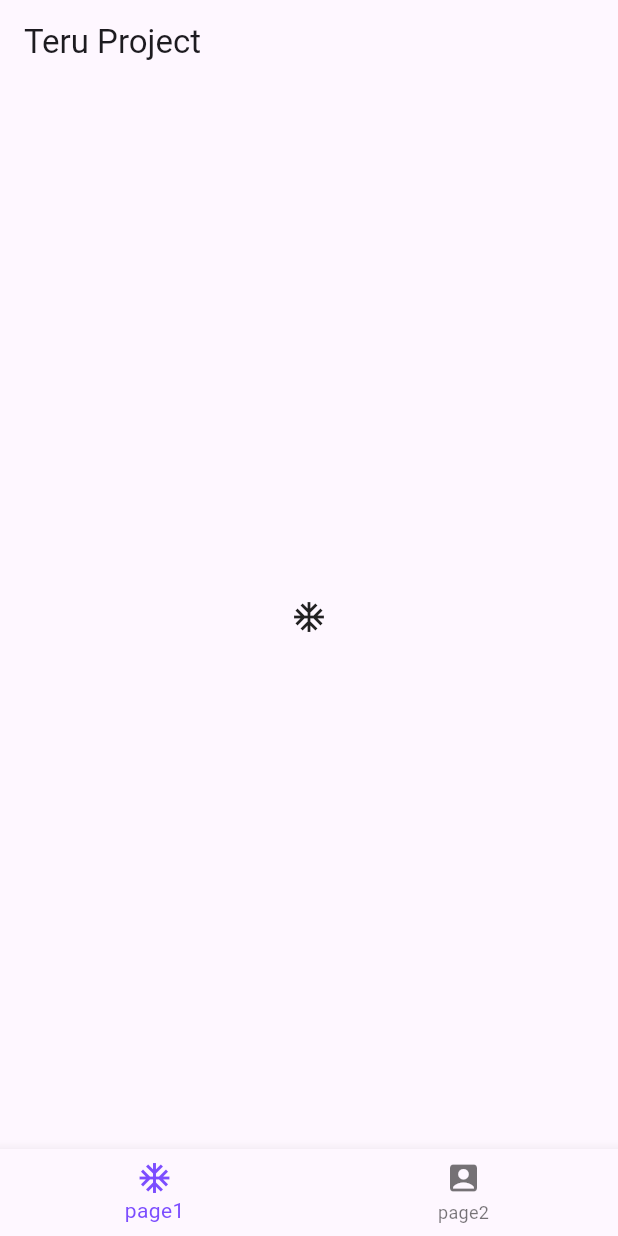
After one commit to novvvv/TimeCapsule_Project, a Flutter app: the screen it shows after launch, on a phone screen of 412 x 824 dp. The commit adds this screen. Run offline on Flutter 3.47's test engine with Material 3 defaults, Android fonts, the phone set to English and light mode, and no system bars.

Commit message:
2024.09.08 네비게이션바 추가

```diff
--- /dev/null
+++ b/lib/const/tabs.dart
@@ -0,0 +1,20 @@
+import 'package:flutter/cupertino.dart';
+import 'package:flutter/material.dart';
+
+class TabInfo {
+  final IconData icon;
+  final String label;
+
+  const TabInfo({required this.icon, required this.label});
+}
+
+const TABS = [
+  TabInfo(
+    icon: Icons.ac_unit_outlined,
+    label: 'page1',
+  ),
+  TabInfo(
+    icon: Icons.account_box_rounded,
+    label: 'page2',
+  ),
+];
--- a/lib/main.dart
+++ b/lib/main.dart
@@ -1,13 +1,12 @@
 import 'package:flutter/material.dart';
+import 'package:submit_prj/screen/BottomNavigationBarScreen.dart';
 import 'package:submit_prj/screen/HomeScreen.dart';
 
 void main() {
   runApp(
     MaterialApp(
       title: "Time Capsule",
-      home: HomeScreen(
-
-      ),
+      home: BottomNavigationBarScreen(),
     ),
   );
 }
--- /dev/null
+++ b/lib/screen/BottomNavigationBarScreen.dart
@@ -0,0 +1,67 @@
+import 'package:flutter/material.dart';
+import 'package:submit_prj/const/tabs.dart';
+
+class BottomNavigationBarScreen extends StatefulWidget {
+  const BottomNavigationBarScreen({super.key});
+
+  @override
+  State<BottomNavigationBarScreen> createState() =>
+      _BottomNavigationBarScreenState();
+}
+
+class _BottomNavigationBarScreenState extends State<BottomNavigationBarScreen>
+    with TickerProviderStateMixin {
+  late final TabController controller;
+
+  @override
+  void initState() {
+    // TODO: implement initState
+    super.initState();
+    controller = TabController(
+      length: TABS.length,
+      vsync: this,
+    );
+    controller.addListener(() {
+      setState(() {});
+    });
+  }
+
+  @override
+  Widget build(BuildContext context) {
+    return Scaffold(
+      appBar: AppBar(
+        title: Text("Teru Project"),
+      ),
+      body: TabBarView(
+        controller: controller,
+        children: TABS
+            .map(
+              (e) => Center(
+                child: Icon(
+                  e.icon,
+                ),
+              ),
+            )
+            .toList(),
+      ),
+      bottomNavigationBar: BottomNavigationBar(
+        selectedItemColor: Colors.deepPurpleAccent,
+        currentIndex: controller.index,
+        type: BottomNavigationBarType.fixed,
+        onTap: (index) {
+          controller.animateTo(index);
+        },
+        items: TABS
+            .map(
+              (e) => BottomNavigationBarItem(
+                icon: Icon(
+                  e.icon,
+                ),
+                label: e.label,
+              ),
+            )
+            .toList(),
+      ),
+    );
+  }
+}
```
